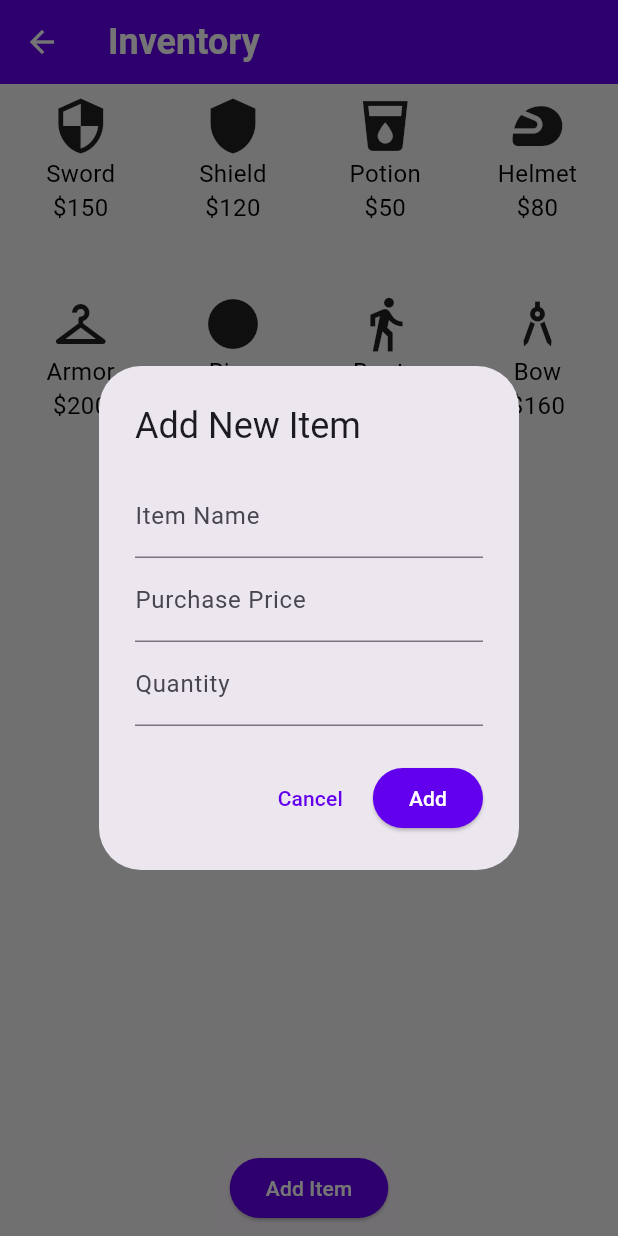
After one commit to axel-flutter-dev/CS2_investment_tracker, a Flutter app: the InventoryScreen screen opened directly, after a tap on "Add Item", on a phone screen of 412 x 824 dp. The commit adds this screen. Run offline on Flutter 3.47's test engine with Material 3 defaults, Android fonts, the phone set to English and light mode, and no system bars; our stand-ins replace cloud_firestore, firebase_auth, firebase_core, flutter_riverpod, logger; accounts and stored records are empty.

Commit message:
Added Add_item logic

```diff
--- a/lib/screens/inventory_screen.dart
+++ b/lib/screens/inventory_screen.dart
@@ -1,5 +1,6 @@
+import 'package:firebase_auth/firebase_auth.dart';
 import 'package:flutter/material.dart';
-
+import 'package:my_app/widgets/add_item_widget.dart';
 
 class InventoryScreen extends StatelessWidget {
   const InventoryScreen({super.key});
@@ -15,12 +16,11 @@ class InventoryScreen extends StatelessWidget {
     {'name': 'Bow', 'value': 160, 'image': Icons.architecture},
   ];
 
+
   @override
   Widget build(BuildContext context) {
     return Scaffold(
-      appBar: AppBar(
-        title: const Text('Inventory'),
-      ),
+      appBar: AppBar(title: const Text('Inventory')),
       body: Padding(
         padding: const EdgeInsets.all(8.0),
         child: GridView.builder(
@@ -35,7 +35,6 @@ class InventoryScreen extends StatelessWidget {
           itemBuilder: (context, index) {
             final item = items[index];
             return Column(
-              // TODO: update to generic item card widget
               children: [
                 Icon(item['image'], size: 40),
                 Text(item['name']),
@@ -45,6 +44,22 @@ class InventoryScreen extends StatelessWidget {
           },
         ),
       ),
+      // This makes a button fixed at the bottom
+      bottomSheet: Padding(
+        padding: const EdgeInsets.all(8.0),
+        child: ElevatedButton(
+          onPressed: () {
+            final userUid = FirebaseAuth.instance.currentUser?.uid;
+            if (userUid == null) return;
+            // Open Add Item Popup
+            showDialog(
+              context: context,
+              builder: (context) => AddItemPopup(uid: userUid),
+            );
+          },
+          child: const Text('Add Item'),
+        ),
+      ),
     );
   }
 }
--- a/lib/services/inventory_provider.dart
+++ b/lib/services/inventory_provider.dart
@@ -1,5 +1,6 @@
 import 'package:flutter_riverpod/flutter_riverpod.dart';
 import 'package:cloud_firestore/cloud_firestore.dart';
+
 
 class InventoryItem {
   final String name;
@@ -32,6 +33,8 @@ class InventoryItem {
 
 class InventoryNotifier extends Notifier<List<InventoryItem>> {
   bool newAccount = false;
+  bool initExists = false;
+
   @override
   List<InventoryItem> build() {
     return [];
@@ -61,6 +64,7 @@ class InventoryNotifier extends Notifier<List<InventoryItem>> {
         'createdAt': FieldValue.serverTimestamp(),
       });
       newAccount = true;
+      initExists = true;
 
       state = [];
     } else {
--- a/lib/services/local_storage.dart
+++ b/lib/services/local_storage.dart
@@ -0,0 +1,8 @@
+
+const List<String> validItemNames = [
+  'Item A',
+  'Item B',
+  'Item C',
+  'Item D',
+  'Item E',
+];
--- /dev/null
+++ b/lib/widgets/add_item_widget.dart
@@ -0,0 +1,163 @@
+import 'package:flutter/material.dart';
+import 'package:flutter_riverpod/flutter_riverpod.dart';
+import 'package:my_app/services/inventory_provider.dart';
+import 'package:my_app/services/local_storage.dart';
+import 'package:cloud_firestore/cloud_firestore.dart';
+import 'package:logger/logger.dart';
+
+final log = Logger();
+
+class AddItemPopup extends ConsumerStatefulWidget {
+  final String uid; // Needed to update Firestore
+  const AddItemPopup({super.key, required this.uid});
+
+  @override
+  ConsumerState<AddItemPopup> createState() => _AddItemPopupState();
+}
+
+class _AddItemPopupState extends ConsumerState<AddItemPopup> {
+  final _nameController = TextEditingController();
+  final _priceController = TextEditingController();
+  final _quantityController = TextEditingController();
+
+  bool _isloading = false;
+
+  void _addItem() async {
+    final name = _nameController.text.trim();
+    final price = double.tryParse(_priceController.text.trim()) ?? 0.0;
+    final quantity = int.tryParse(_quantityController.text.trim()) ?? 0;
+    final initExists = ref.read(inventoryProvider.notifier).initExists;
+
+    if (name.isEmpty || price <= 0 || quantity <= 0) {
+      // Show error
+      ScaffoldMessenger.of(context).showSnackBar(
+        const SnackBar(content: Text('Please enter valid item details.')),
+      );
+      return;
+    }
+
+    setState(() {
+      _isloading = true;
+    });
+
+    final item = InventoryItem(
+      name: name,
+      purchasePrice: price,
+      quantity: quantity,
+    );
+
+    try {
+      // Add item to Firestore and update state
+      ref.read(inventoryProvider.notifier).addItem(item, widget.uid);
+
+      // remove the placeholder _init document
+      if (initExists) {
+        log.i('Removing _init document');
+        final userRef = FirebaseFirestore.instance
+            .collection('users')
+            .doc(widget.uid);
+        final initDoc = await userRef
+            .collection('Inventory')
+            .doc('_init')
+            .get();
+        if (initDoc.exists) {
+          await userRef.collection('Inventory').doc('_init').delete();
+        }
+        ref.read(inventoryProvider.notifier).initExists = false;
+      }
+
+      if (!mounted) return;
+      Navigator.of(context).pop(); // Close popup on success
+      ScaffoldMessenger.of(
+        context,
+      ).showSnackBar(const SnackBar(content: Text('Item added successfully!')));
+    } catch (e) {
+      ScaffoldMessenger.of(
+        context,
+      ).showSnackBar(SnackBar(content: Text('Error adding item: $e')));
+    } finally {
+      if (mounted) {
+        setState(() {
+          _isloading = false;
+        });
+      }
+    }
+  }
+
+  @override
+  Widget build(BuildContext context) {
+    return AlertDialog(
+      title: const Text('Add New Item'),
+      content: Column(
+        mainAxisSize: MainAxisSize.min,
+        children: [
+          Autocomplete<String>(
+            optionsBuilder: (TextEditingValue textEditingValue) {
+              if (textEditingValue.text.isEmpty) {
+                return const Iterable<String>.empty();
+              }
+              return validItemNames.where(
+                (name) => name.toLowerCase().contains(
+                  textEditingValue.text.toLowerCase(),
+                ),
+              );
+            },
+            onSelected: (String selection) {
+              _nameController.text = selection; // update the controller
+            },
+            fieldViewBuilder:
+                (
+                  BuildContext context,
+                  TextEditingController fieldTextEditingController,
+                  FocusNode fieldFocusNode,
+                  VoidCallback onFieldSubmitted,
+                ) {
+                  return TextField(
+                    controller: fieldTextEditingController,
+                    focusNode: fieldFocusNode,
+                    decoration: const InputDecoration(labelText: 'Item Name'),
+                  );
+                },
+          ),
+          TextField(
+            controller: _priceController,
+            decoration: const InputDecoration(labelText: 'Purchase Price'),
+            keyboardType: TextInputType.number,
+          ),
+
+          TextField(
+            controller: _quantityController,
+            decoration: const InputDecoration(labelText: 'Quantity'),
+            keyboardType: TextInputType.number,
+          ),
+        ],
+      ),
+      actions: [
+        TextButton(
+          onPressed: _isloading ? null : () => Navigator.of(context).pop(),
+          child: const Text('Cancel'),
+        ),
+        ElevatedButton(
+          onPressed: () {
+            if (!validItemNames.contains(_nameController.text)) {
+              ScaffoldMessenger.of(context).showSnackBar(
+                const SnackBar(
+                  content: Text('Please select a valid item name'),
+                ),
+              );
+              return; // Stop here if invalid
+            }
+            _isloading ? null : _addItem();
+          },
+          child: _isloading
+              ? const SizedBox(
+                  width: 16,
+                  height: 16,
+                  child: CircularProgressIndicator(strokeWidth: 2),
+                )
+              : const Text('Add'),
+        ),
+      ],
+    );
+  }
+}
```
